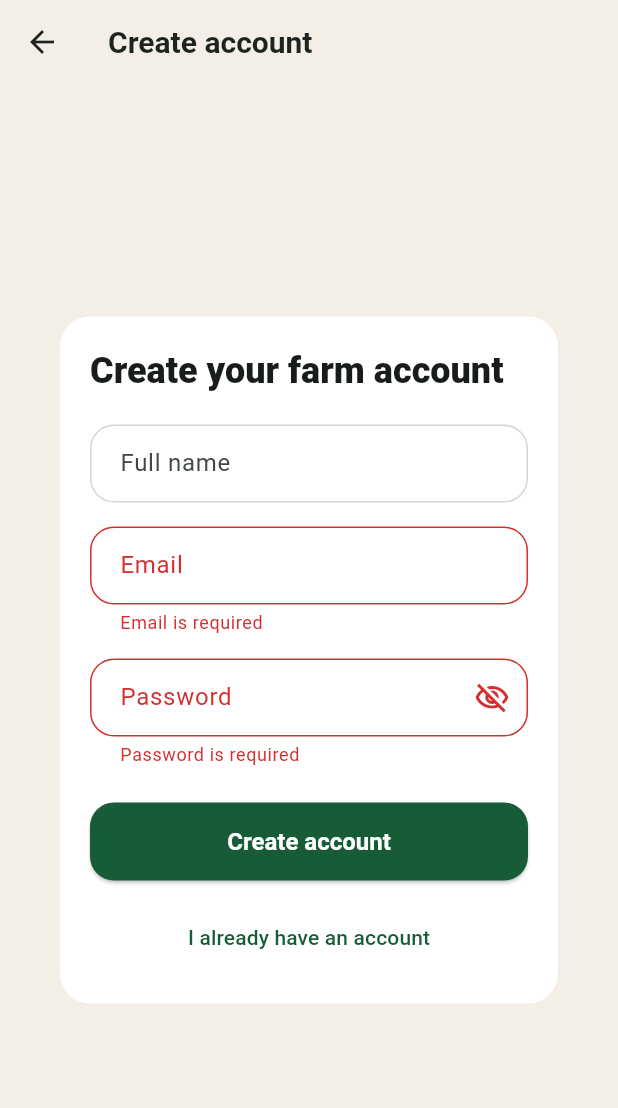
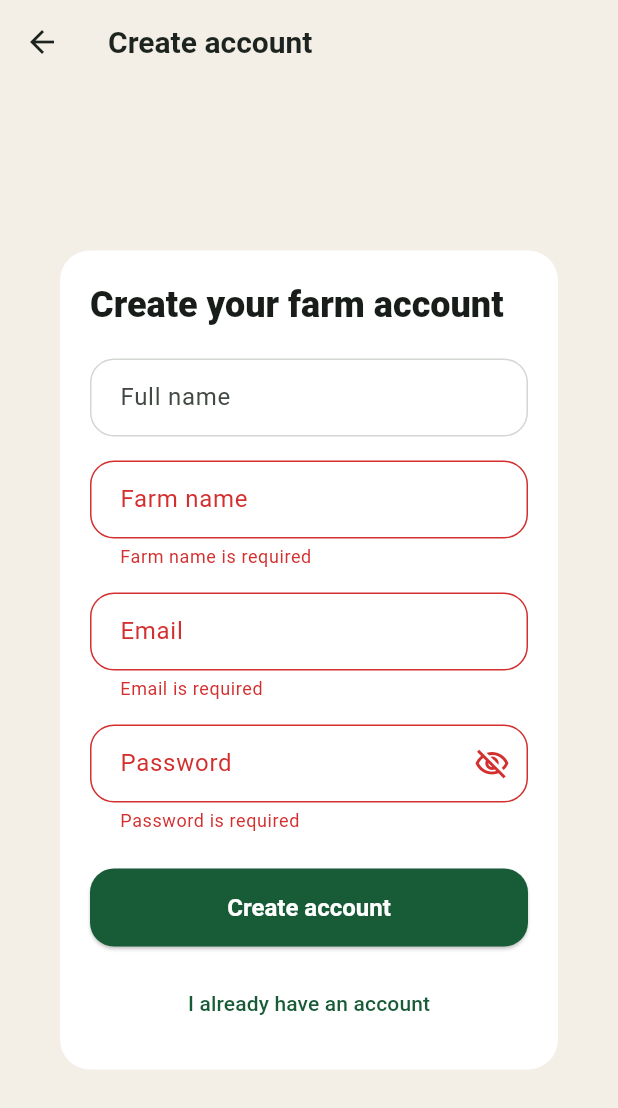
Before and after one commit to rodgersBRY/herdr, a Flutter app: the SignUpView screen opened by its route, after a tap on "Create account", on a phone screen of 412 x 824 dp. Shown: the top 1108 px of the screen. Run offline on Flutter 3.47's test engine with Material 3 defaults, Android fonts, the phone set to English and light mode, and no system bars; our stand-ins replace connectivity_plus, dio, flutter_dotenv, flutter_form_builder, flutter_secure_storage, form_builder_validators and 2 more; accounts and stored records are empty.

Commit message:
Add farm name to sign-up and store org context in auth session

```diff
--- a/lib/modules/auth/controller/auth_controller.dart
+++ b/lib/modules/auth/controller/auth_controller.dart
@@ -19,6 +19,7 @@ class AuthController extends GetxController {
       _authService.userFullName.value?.trim().isNotEmpty == true
           ? _authService.userFullName.value!.trim()
           : (_authService.userEmail.value ?? 'Farmer');
+  String? get orgName => _authService.orgName.value;
 
   Future<void> signIn({required String email, required String password}) async {
     isSigningIn.value = true;
@@ -43,6 +44,7 @@ class AuthController extends GetxController {
   Future<void> signUp({
     required String email,
     required String password,
+    required String farmName,
     String? fullName,
   }) async {
     isSigningUp.value = true;
@@ -51,6 +53,7 @@ class AuthController extends GetxController {
       await _authService.signUp(
         email: email,
         password: password,
+        farmName: farmName,
         fullName: fullName,
       );
 
--- a/lib/modules/auth/view/sign_up_view.dart
+++ b/lib/modules/auth/view/sign_up_view.dart
@@ -16,6 +16,7 @@ class _SignUpViewState extends State<SignUpView> {
   final AuthController _controller = Get.find<AuthController>();
   final GlobalKey<FormState> _formKey = GlobalKey<FormState>();
   final TextEditingController _fullNameController = TextEditingController();
+  final TextEditingController _farmNameController = TextEditingController();
   final TextEditingController _emailController = TextEditingController();
   final TextEditingController _passwordController = TextEditingController();
   bool _obscurePassword = true;
@@ -23,6 +24,7 @@ class _SignUpViewState extends State<SignUpView> {
   @override
   void dispose() {
     _fullNameController.dispose();
+    _farmNameController.dispose();
     _emailController.dispose();
     _passwordController.dispose();
     super.dispose();
@@ -37,6 +39,7 @@ class _SignUpViewState extends State<SignUpView> {
     await _controller.signUp(
       email: _emailController.text.trim(),
       password: _passwordController.text,
+      farmName: _farmNameController.text.trim(),
       fullName: _fullNameController.text.trim(),
     );
   }
@@ -69,6 +72,20 @@ class _SignUpViewState extends State<SignUpView> {
                         decoration: const InputDecoration(
                           labelText: 'Full name',
                         ),
+                      ),
+                      const SizedBox(height: 16),
+                      TextFormField(
+                        controller: _farmNameController,
+                        textCapitalization: TextCapitalization.words,
+                        decoration: const InputDecoration(
+                          labelText: 'Farm name',
+                        ),
+                        validator: (value) {
+                          if (value == null || value.trim().isEmpty) {
+                            return 'Farm name is required';
+                          }
+                          return null;
+                        },
                       ),
                       const SizedBox(height: 16),
                       TextFormField(
```
Also changed, not shown: lib/core/auth/auth_service.dart (+48 -6 lines).
